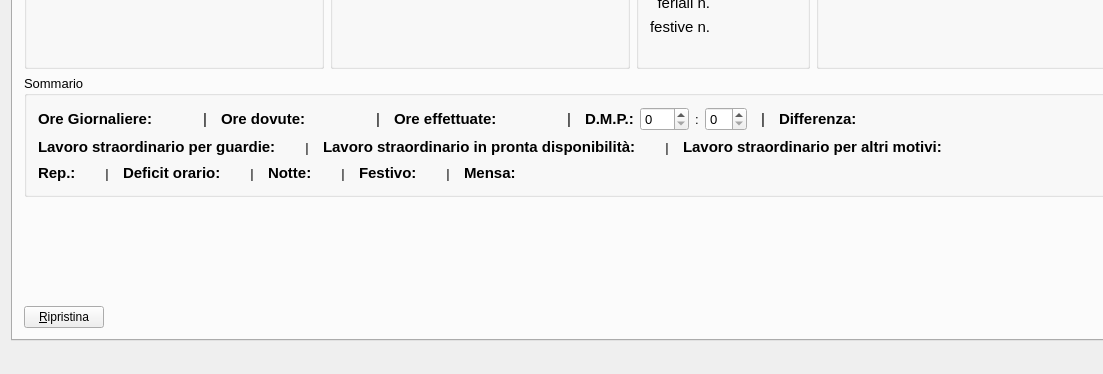
Above: mainwindow.ui from gcala/GestioneCompetenzeMedici before the change; both pictures show x 0 to 1103 and y 365 to 739 of the 1342 by 739 pixel window. Below: the same form after it.
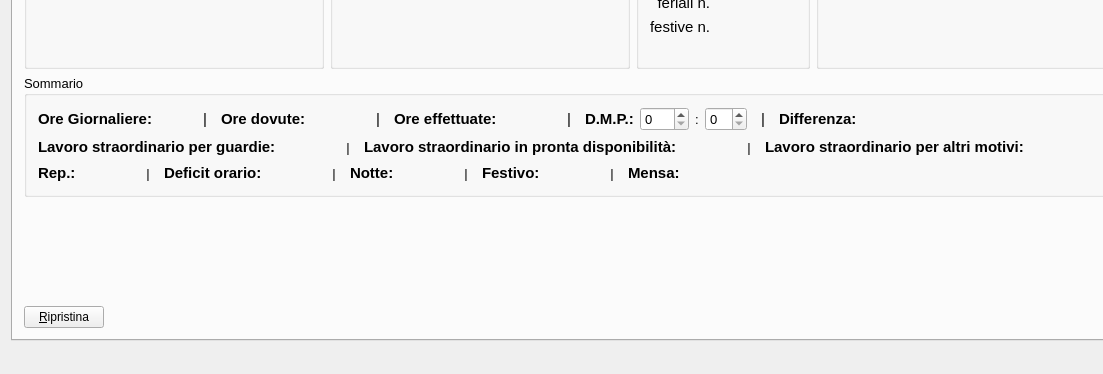
That is the form after the change. Icons and pictures are not drawn. Custom widgets are drawn as their Qt base class.

Commit message: ridotta mobilita di tutte le etichette

```diff
--- a/mainwindow.ui
+++ b/mainwindow.ui
@@ -2953,6 +2953,12 @@
              </item>
              <item>
               <widget class="QLabel" name="oreStraordinarioGuardieLabel">
+               <property name="minimumSize">
+                <size>
+                 <width>50</width>
+                 <height>0</height>
+                </size>
+               </property>
                <property name="font">
                 <font>
                  <pointsize>11</pointsize>
@@ -2998,6 +3004,12 @@
              </item>
              <item>
               <widget class="QLabel" name="oreStraordinarioRepLabel">
+               <property name="minimumSize">
+                <size>
+                 <width>50</width>
+                 <height>0</height>
+                </size>
+               </property>
                <property name="font">
                 <font>
                  <pointsize>11</pointsize>
@@ -3086,6 +3098,12 @@
              </item>
              <item>
               <widget class="QLabel" name="repLabel">
+               <property name="minimumSize">
+                <size>
+                 <width>50</width>
+                 <height>0</height>
+                </size>
+               </property>
                <property name="font">
                 <font>
                  <pointsize>11</pointsize>
@@ -3131,6 +3149,12 @@
              </item>
              <item>
               <widget class="QLabel" name="deficitOrarioLabel">
+               <property name="minimumSize">
+                <size>
+                 <width>50</width>
+                 <height>0</height>
+                </size>
+               </property>
                <property name="font">
                 <font>
                  <pointsize>11</pointsize>
@@ -3176,6 +3200,12 @@
              </item>
              <item>
               <widget class="QLabel" name="notteLabel">
+               <property name="minimumSize">
+                <size>
+                 <width>50</width>
+                 <height>0</height>
+                </size>
+               </property>
                <property name="font">
                 <font>
                  <pointsize>11</pointsize>
@@ -3221,6 +3251,12 @@
              </item>
              <item>
               <widget class="QLabel" name="festivoLabel">
+               <property name="minimumSize">
+                <size>
+                 <width>50</width>
+                 <height>0</height>
+                </size>
+               </property>
                <property name="font">
                 <font>
                  <pointsize>11</pointsize>
```
